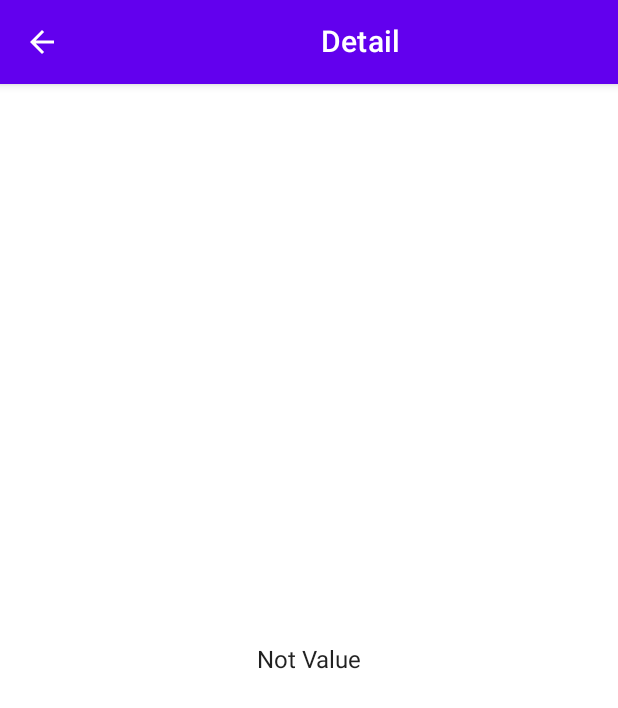
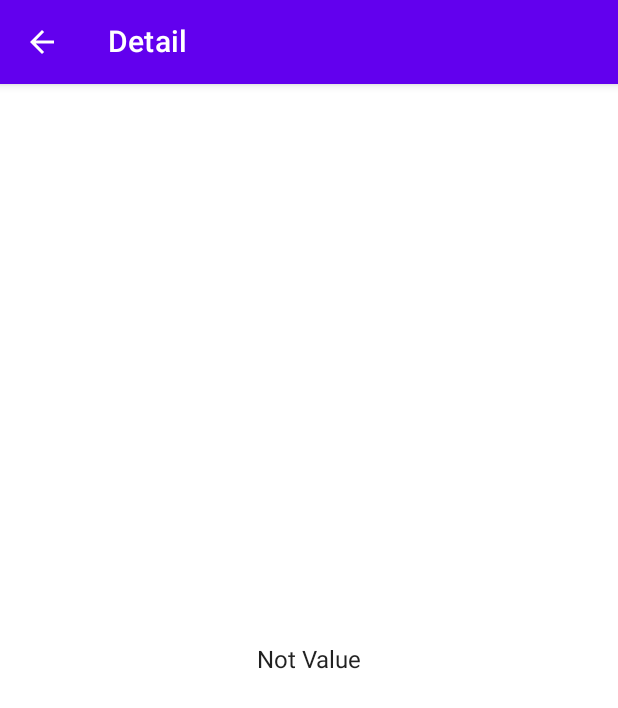
Before and after one commit to Pearce-Kanneki/Android-Test-App, an Android app built with Jetpack Compose: the DetailPage screen opened through its navigation route, on a phone screen of 412 x 824 dp. Shown: the top 708 px of the screen. Run offline under Robolectric (Android 15) with nearby library versions, the phone set to English and light mode, and no system bars; our stand-ins replace Dagger/Hilt's generated code.

Commit message:
modify 修改畫面顯示

```diff
--- a/app/src/main/java/com/kanneki/unittestapp/presention/detail/DetailPage.kt
+++ b/app/src/main/java/com/kanneki/unittestapp/presention/detail/DetailPage.kt
@@ -2,42 +2,15 @@ package com.kanneki.unittestapp.presention.detail
 
 import androidx.compose.foundation.layout.Box
 import androidx.compose.foundation.layout.fillMaxSize
-import androidx.compose.foundation.layout.fillMaxWidth
-import androidx.compose.material.*
-import androidx.compose.material.icons.Icons
-import androidx.compose.material.icons.filled.ArrowBack
+import androidx.compose.material.Text
 import androidx.compose.runtime.Composable
 import androidx.compose.ui.Alignment
 import androidx.compose.ui.Modifier
-import androidx.compose.ui.text.style.TextAlign
-import androidx.navigation.NavHostController
 
 @Composable
-fun DetailPage(navController: NavHostController ,value: String?) {
-
-    Scaffold(
-        topBar = {
-            TopAppBar(
-                title = {
-                    Text(
-                        modifier = Modifier.fillMaxWidth(),
-                        text = "Detail",
-                        textAlign = TextAlign.Center
-                    )
-                },
-                navigationIcon = {
-                    IconButton(onClick = { navController.popBackStack() }) {
-                        Icon(imageVector = Icons.Filled.ArrowBack, contentDescription = "back")
-                    }
-                }
-            )
-        }
-    ) {
-        Box(modifier = Modifier.fillMaxSize(), contentAlignment = Alignment.Center) {
-            val message = value?.let { "Test: $it" }?:"Not Value"
-            Text(text = message)
-        }
+fun DetailPage(value: String?) {
+    Box(modifier = Modifier.fillMaxSize(), contentAlignment = Alignment.Center) {
+        val message = value?.let { "Test: $it" }?:"Not Value"
+        Text(text = message)
     }
-
-
 }
--- a/app/src/main/java/com/kanneki/unittestapp/presention/main/MainPage.kt
+++ b/app/src/main/java/com/kanneki/unittestapp/presention/main/MainPage.kt
@@ -1,9 +1,9 @@
 package com.kanneki.unittestapp.presention.main
 
 import androidx.compose.foundation.layout.fillMaxWidth
-import androidx.compose.material.Scaffold
-import androidx.compose.material.Text
-import androidx.compose.material.TopAppBar
+import androidx.compose.material.*
+import androidx.compose.material.icons.Icons
+import androidx.compose.material.icons.filled.ArrowBack
 import androidx.compose.runtime.Composable
 import androidx.compose.runtime.mutableStateOf
 import androidx.compose.runtime.remember
@@ -20,17 +20,23 @@ fun MainPage() {
 
     Scaffold(
         topBar = {
-            if (showBottomBar.value) {
             TopAppBar(
                 title = {
                     Text(
                         modifier = Modifier.fillMaxWidth(),
-                            text = "Android Test App",
-                            textAlign = TextAlign.Center
+                        text = if (showBottomBar.value) "Android Test App" else "Detail",
+                        textAlign = TextAlign.Start
                     )
+                },
+                navigationIcon = {
+                    if (!showBottomBar.value) {
+                        IconButton(onClick = { navController.popBackStack() }) {
+                            Icon(imageVector = Icons.Filled.ArrowBack, contentDescription = "back")
+                        }
+                    }
+
                 }
             )
-            }
         },
         bottomBar = {
             if (showBottomBar.value)
--- a/app/src/main/java/com/kanneki/unittestapp/presention/main/MainScreen.kt
+++ b/app/src/main/java/com/kanneki/unittestapp/presention/main/MainScreen.kt
@@ -4,22 +4,15 @@ import androidx.compose.foundation.layout.PaddingValues
 import androidx.compose.foundation.layout.padding
 import androidx.compose.runtime.Composable
 import androidx.compose.ui.Modifier
-import androidx.hilt.navigation.compose.hiltViewModel
-import androidx.lifecycle.viewmodel.compose.viewModel
 import androidx.navigation.NavHostController
 import androidx.navigation.compose.NavHost
 import androidx.navigation.compose.composable
 import com.kanneki.unittestapp.data.BottomNavigationScreen
 import com.kanneki.unittestapp.data.Screen
-import com.kanneki.unittestapp.data.repository.GetUserRepositoryImpl
-import com.kanneki.unittestapp.domain.use_case.GetFindUserInfo
 import com.kanneki.unittestapp.presention.account.AccountPage
-import com.kanneki.unittestapp.presention.account.AccountViewModel
 import com.kanneki.unittestapp.presention.detail.DetailPage
 import com.kanneki.unittestapp.presention.home.HomePage
-import com.kanneki.unittestapp.presention.home.HomeViewModel
 import com.kanneki.unittestapp.presention.list.ListPage
-import com.kanneki.unittestapp.presention.list.ListViewModel
 
 @Composable
 fun MainScreenNavigationConfigurations(
@@ -46,11 +39,11 @@ fun MainScreenNavigationConfigurations(
         }
 
         composable("${Screen.Detail.route}/{contentString}") {
-            DetailPage(navController ,it.arguments?.getString("contentString"))
+            DetailPage(it.arguments?.getString("contentString"))
             callback(false)
         }
         composable(Screen.Detail.route) {
-            DetailPage(navController ,value = null)
+            DetailPage(value = null)
             callback(false)
         }
     }
```
Lines whose indentation alone changed are shown as unchanged.
